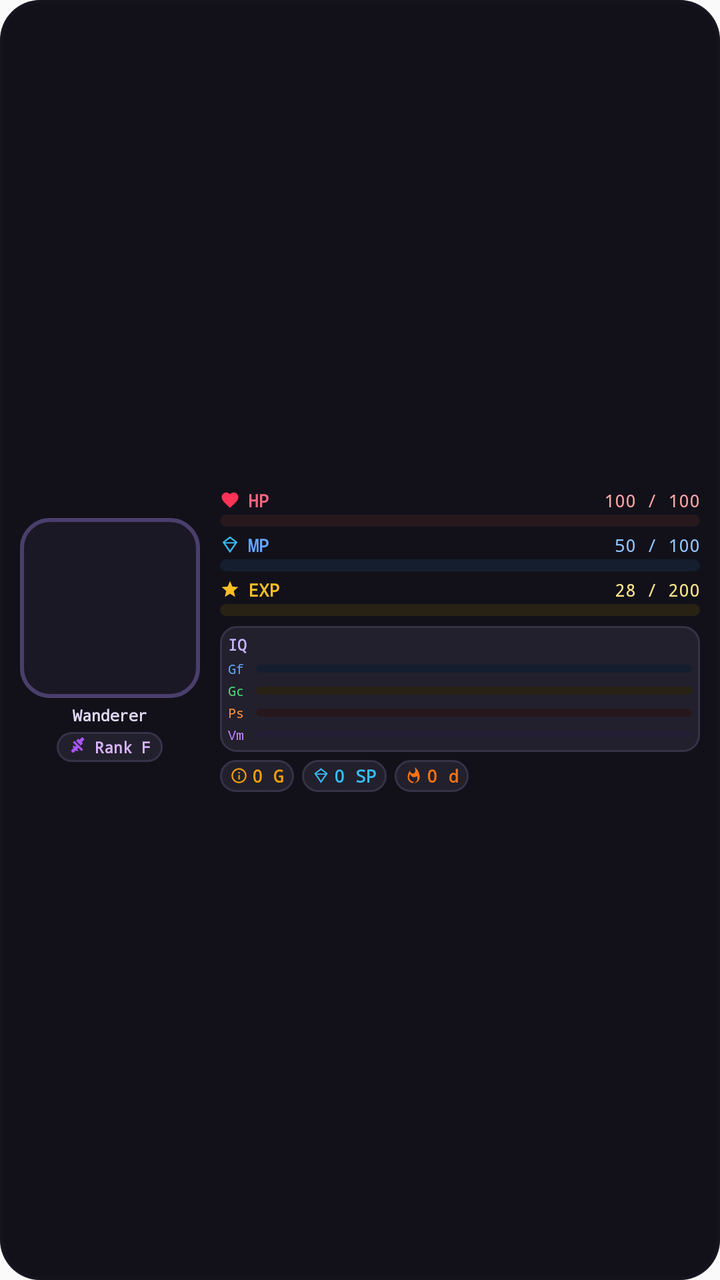
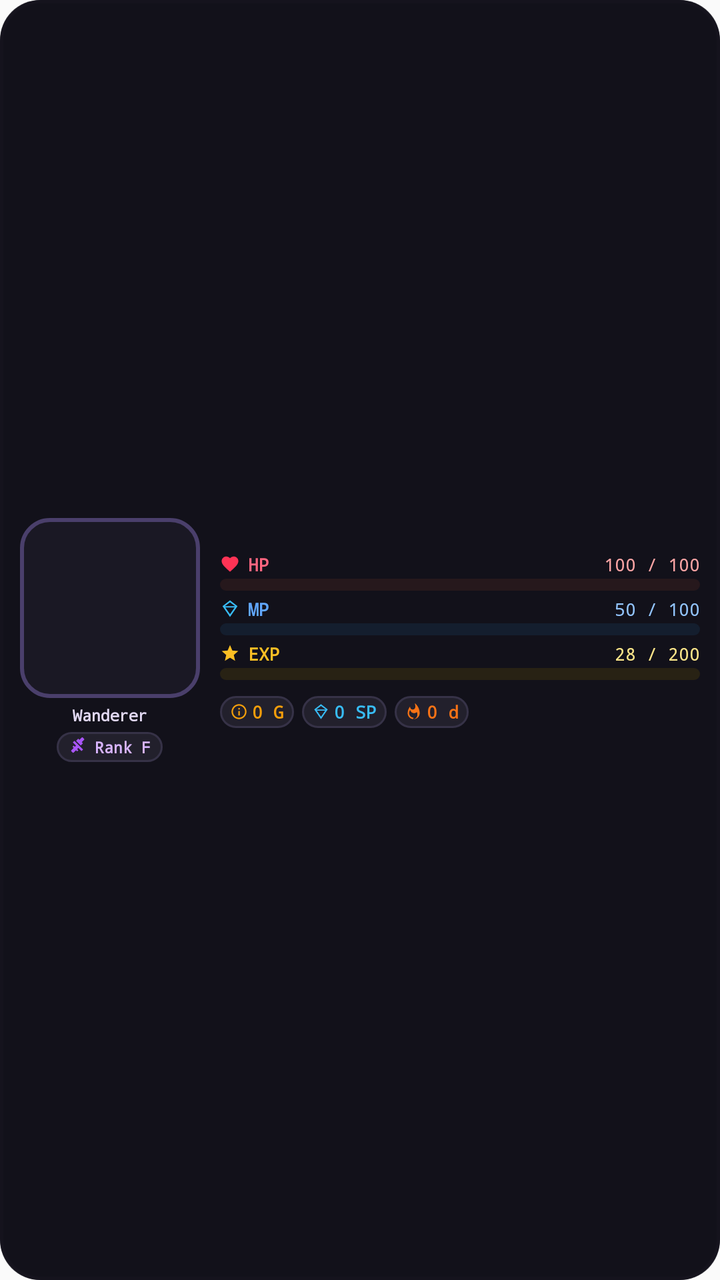

Compare the two renders of this Android layout. The source of the first and the diff that turns it into the second are given below.
<!-- AndroidManifest.xml: application theme AppTheme -->
<!-- res/layout/rpg_stats_widget.xml -->
<?xml version="1.0" encoding="utf-8"?>
<RelativeLayout xmlns:android="http://schemas.android.com/apk/res/android"
    android:id="@+id/widget_root"
    android:layout_width="match_parent"
    android:layout_height="match_parent"
    android:background="@drawable/widget_background"
    android:clipToOutline="true">

    
    <ImageView
        android:id="@+id/widget_background_image"
        android:layout_width="match_parent"
        android:layout_height="match_parent"
        android:scaleType="centerCrop"
        android:contentDescription="Wallpaper" />

    
    <ImageView
        android:layout_width="match_parent"
        android:layout_height="match_parent"
        android:background="#E012111A"
        android:contentDescription="" />

    
    <LinearLayout
        android:layout_width="match_parent"
        android:layout_height="match_parent"
        android:orientation="horizontal"
        android:padding="10dp"
        android:gravity="center_vertical">

        
        <LinearLayout
            android:layout_width="wrap_content"
            android:layout_height="match_parent"
            android:orientation="vertical"
            android:gravity="center"
            android:layout_marginEnd="10dp">

            
            <RelativeLayout
                android:layout_width="90dp"
                android:layout_height="90dp"
                android:background="@drawable/widget_avatar_frame"
                android:padding="2dp">

                
                <ImageView
                    android:id="@+id/widget_avatar_bg"
                    android:layout_width="match_parent"
                    android:layout_height="match_parent"
                    android:scaleType="centerCrop"
                    android:contentDescription="Rank Scene" />

                
                <ImageView
                    android:id="@+id/widget_avatar"
                    android:layout_width="match_parent"
                    android:layout_height="match_parent"
                    android:scaleType="fitCenter"
                    android:contentDescription="Character Sprite" />
            </RelativeLayout>

            
            <TextView
                android:id="@+id/widget_username_label"
                android:layout_width="90dp"
                android:layout_height="wrap_content"
                android:text="Wanderer"
                android:textColor="#E2D9F3"
                android:textSize="8sp"
                android:textStyle="bold"
                android:typeface="monospace"
                android:gravity="center"
                android:singleLine="true"
                android:ellipsize="end"
                android:layout_marginTop="3dp" />

            
            <LinearLayout
                android:layout_width="wrap_content"
                android:layout_height="wrap_content"
                android:orientation="horizontal"
                android:background="@drawable/widget_chip_dark"
                android:paddingHorizontal="6dp"
                android:paddingVertical="2dp"
                android:layout_marginTop="3dp"
                android:gravity="center">

                <ImageView
                    android:layout_width="10dp"
                    android:layout_height="10dp"
                    android:src="@drawable/ic_widget_sword"
                    android:contentDescription="" />

                <TextView
                    android:id="@+id/widget_level_badge"
                    android:layout_width="wrap_content"
                    android:layout_height="wrap_content"
                    android:text="Rank F"
                    android:textColor="#D8B4FE"
                    android:textSize="8sp"
                    android:textStyle="bold"
                    android:typeface="monospace"
                    android:layout_marginStart="3dp" />
            </LinearLayout>
        </LinearLayout>

        
        <LinearLayout
            android:layout_width="0dp"
            android:layout_height="match_parent"
            android:layout_weight="1"
            android:orientation="vertical"
            android:gravity="center_vertical">

            
            <LinearLayout
                android:layout_width="match_parent"
                android:layout_height="wrap_content"
                android:orientation="vertical"
                android:layout_marginBottom="3dp">

                <RelativeLayout
                    android:layout_width="match_parent"
                    android:layout_height="wrap_content">

                    <LinearLayout
                        android:layout_width="wrap_content"
                        android:layout_height="wrap_content"
                        android:orientation="horizontal"
                        android:gravity="center_vertical"
                        android:layout_alignParentStart="true">
                        <ImageView
                            android:layout_width="10dp"
                            android:layout_height="10dp"
                            android:src="@drawable/ic_widget_heart"
                            android:contentDescription="" />
                        <TextView
                            android:layout_width="wrap_content"
                            android:layout_height="wrap_content"
                            android:text="@string/widget_hp"
                            android:textColor="#FF6680"
                            android:textSize="9sp"
                            android:textStyle="bold"
                            android:typeface="monospace"
                            android:layout_marginStart="4dp" />
                    </LinearLayout>

                    <TextView
                        android:id="@+id/widget_hp_label"
                        android:layout_width="wrap_content"
                        android:layout_height="wrap_content"
                        android:layout_alignParentEnd="true"
                        android:text="100 / 100"
                        android:textColor="#FCA5A5"
                        android:textSize="9sp"
                        android:typeface="monospace" />
                </RelativeLayout>

                <ProgressBar
                    android:id="@+id/widget_hp_progress"
                    style="?android:attr/progressBarStyleHorizontal"
                    android:layout_width="match_parent"
                    android:layout_height="6dp"
                    android:layout_marginTop="1dp"
                    android:progressDrawable="@drawable/hp_progress_drawable" />
            </LinearLayout>

            
            <LinearLayout
                android:layout_width="match_parent"
                android:layout_height="wrap_content"
                android:orientation="vertical"
                android:layout_marginBottom="3dp">

                <RelativeLayout
                    android:layout_width="match_parent"
                    android:layout_height="wrap_content">

                    <LinearLayout
                        android:layout_width="wrap_content"
                        android:layout_height="wrap_content"
                        android:orientation="horizontal"
                        android:gravity="center_vertical"
                        android:layout_alignParentStart="true">
                        <ImageView
                            android:layout_width="10dp"
                            android:layout_height="10dp"
                            android:src="@drawable/ic_widget_crystal"
                            android:contentDescription="" />
                        <TextView
                            android:layout_width="wrap_content"
                            android:layout_height="wrap_content"
                            android:text="@string/widget_mp"
                            android:textColor="#60A5FA"
                            android:textSize="9sp"
                            android:textStyle="bold"
                            android:typeface="monospace"
                            android:layout_marginStart="4dp" />
                    </LinearLayout>

                    <TextView
                        android:id="@+id/widget_mp_label"
                        android:layout_width="wrap_content"
                        android:layout_height="wrap_content"
                        android:layout_alignParentEnd="true"
                        android:text="50 / 100"
                        android:textColor="#93C5FD"
                        android:textSize="9sp"
                        android:typeface="monospace" />
                </RelativeLayout>

                <ProgressBar
                    android:id="@+id/widget_mp_progress"
                    style="?android:attr/progressBarStyleHorizontal"
                    android:layout_width="match_parent"
                    android:layout_height="6dp"
                    android:layout_marginTop="1dp"
                    android:progressDrawable="@drawable/mp_progress_drawable" />
            </LinearLayout>

            
            <LinearLayout
                android:layout_width="match_parent"
                android:layout_height="wrap_content"
                android:orientation="vertical"
                android:layout_marginBottom="5dp">

                <RelativeLayout
                    android:layout_width="match_parent"
                    android:layout_height="wrap_content">

                    <LinearLayout
                        android:layout_width="wrap_content"
                        android:layout_height="wrap_content"
                        android:orientation="horizontal"
                        android:gravity="center_vertical"
                        android:layout_alignParentStart="true">
                        <ImageView
                            android:layout_width="10dp"
                            android:layout_height="10dp"
                            android:src="@drawable/ic_widget_star"
                            android:contentDescription="" />
                        <TextView
                            android:layout_width="wrap_content"
                            android:layout_height="wrap_content"
                            android:text="@string/widget_xp"
                            android:textColor="#FBBF24"
                            android:textSize="9sp"
                            android:textStyle="bold"
                            android:typeface="monospace"
                            android:layout_marginStart="4dp" />
                    </LinearLayout>

                    <TextView
                        android:id="@+id/widget_xp_label"
                        android:layout_width="wrap_content"
                        android:layout_height="wrap_content"
                        android:layout_alignParentEnd="true"
                        android:text="28 / 200"
                        android:textColor="#FDE68A"
                        android:textSize="9sp"
                        android:typeface="monospace" />
                </RelativeLayout>

                <ProgressBar
                    android:id="@+id/widget_xp_progress"
                    style="?android:attr/progressBarStyleHorizontal"
                    android:layout_width="match_parent"
                    android:layout_height="6dp"
                    android:layout_marginTop="1dp"
                    android:progressDrawable="@drawable/xp_progress_drawable" />
            </LinearLayout>

            
            <LinearLayout
                android:layout_width="match_parent"
                android:layout_height="wrap_content"
                android:orientation="vertical"
                android:background="@drawable/widget_chip_dark"
                android:padding="4dp"
                android:layout_marginBottom="4dp">

                <TextView
                    android:layout_width="wrap_content"
                    android:layout_height="wrap_content"
                    android:text="@string/widget_iq_label"
                    android:textColor="#C4B5FD"
                    android:textSize="7.5sp"
                    android:textStyle="bold"
                    android:typeface="monospace"
                    android:layout_marginBottom="2dp" />

                
                <LinearLayout
                    android:layout_width="match_parent"
                    android:layout_height="wrap_content"
                    android:orientation="horizontal"
                    android:gravity="center_vertical"
                    android:layout_marginBottom="1.5dp">
                    <TextView
                        android:layout_width="14dp"
                        android:layout_height="wrap_content"
                        android:text="Gf"
                        android:textColor="#60A5FA"
                        android:textSize="6.5sp"
                        android:typeface="monospace" />
                    <ProgressBar
                        android:id="@+id/widget_gf_progress"
                        style="?android:attr/progressBarStyleHorizontal"
                        android:layout_width="0dp"
                        android:layout_height="4dp"
                        android:layout_weight="1"
                        android:progressDrawable="@drawable/mp_progress_drawable" />
                </LinearLayout>

                
                <LinearLayout
                    android:layout_width="match_parent"
                    android:layout_height="wrap_content"
                    android:orientation="horizontal"
                    android:gravity="center_vertical"
                    android:layout_marginBottom="1.5dp">
                    <TextView
                        android:layout_width="14dp"
                        android:layout_height="wrap_content"
                        android:text="Gc"
                        android:textColor="#4ADE80"
                        android:textSize="6.5sp"
                        android:typeface="monospace" />
                    <ProgressBar
                        android:id="@+id/widget_gc_progress"
                        style="?android:attr/progressBarStyleHorizontal"
                        android:layout_width="0dp"
                        android:layout_height="4dp"
                        android:layout_weight="1"
                        android:progressDrawable="@drawable/xp_progress_drawable" />
                </LinearLayout>

                
                <LinearLayout
                    android:layout_width="match_parent"
                    android:layout_height="wrap_content"
                    android:orientation="horizontal"
                    android:gravity="center_vertical"
                    android:layout_marginBottom="1.5dp">
                    <TextView
                        android:layout_width="14dp"
                        android:layout_height="wrap_content"
                        android:text="Ps"
                        android:textColor="#FB923C"
                        android:textSize="6.5sp"
                        android:typeface="monospace" />
                    <ProgressBar
                        android:id="@+id/widget_ps_progress"
                        style="?android:attr/progressBarStyleHorizontal"
                        android:layout_width="0dp"
                        android:layout_height="4dp"
                        android:layout_weight="1"
                        android:progressDrawable="@drawable/hp_progress_drawable" />
                </LinearLayout>

                
                <LinearLayout
                    android:layout_width="match_parent"
                    android:layout_height="wrap_content"
                    android:orientation="horizontal"
                    android:gravity="center_vertical">
                    <TextView
                        android:layout_width="14dp"
                        android:layout_height="wrap_content"
                        android:text="Vm"
                        android:textColor="#C084FC"
                        android:textSize="6.5sp"
                        android:typeface="monospace" />
                    <ProgressBar
                        android:id="@+id/widget_vm_progress"
                        style="?android:attr/progressBarStyleHorizontal"
                        android:layout_width="0dp"
                        android:layout_height="4dp"
                        android:layout_weight="1"
                        android:progressDrawable="@drawable/summary_progress_drawable" />
                </LinearLayout>
            </LinearLayout>

            
            <LinearLayout
                android:layout_width="match_parent"
                android:layout_height="wrap_content"
                android:orientation="horizontal"
                android:gravity="center_vertical">

                
                <LinearLayout
                    android:layout_width="wrap_content"
                    android:layout_height="wrap_content"
                    android:orientation="horizontal"
                    android:background="@drawable/widget_chip_dark"
                    android:paddingHorizontal="5dp"
                    android:paddingVertical="2dp"
                    android:gravity="center"
                    android:layout_marginEnd="4dp">
                    <ImageView
                        android:layout_width="9dp"
                        android:layout_height="9dp"
                        android:src="@drawable/ic_widget_coin"
                        android:contentDescription="" />
                    <TextView
                        android:id="@+id/widget_gold_label"
                        android:layout_width="wrap_content"
                        android:layout_height="wrap_content"
                        android:text="0 G"
                        android:textColor="#F59E0B"
                        android:textSize="8.5sp"
                        android:textStyle="bold"
                        android:typeface="monospace"
                        android:layout_marginStart="2dp" />
                </LinearLayout>

                
                <LinearLayout
                    android:layout_width="wrap_content"
                    android:layout_height="wrap_content"
                    android:orientation="horizontal"
                    android:background="@drawable/widget_chip_dark"
                    android:paddingHorizontal="5dp"
                    android:paddingVertical="2dp"
                    android:gravity="center"
                    android:layout_marginEnd="4dp">
                    <ImageView
                        android:layout_width="9dp"
                        android:layout_height="9dp"
                        android:src="@drawable/ic_widget_crystal"
                        android:contentDescription="" />
                    <TextView
                        android:id="@+id/widget_sp_label"
                        android:layout_width="wrap_content"
                        android:layout_height="wrap_content"
                        android:text="0 SP"
                        android:textColor="#38BDF8"
                        android:textSize="8.5sp"
                        android:textStyle="bold"
                        android:typeface="monospace"
                        android:layout_marginStart="2dp" />
                </LinearLayout>

                
                <LinearLayout
                    android:layout_width="wrap_content"
                    android:layout_height="wrap_content"
                    android:orientation="horizontal"
                    android:background="@drawable/widget_chip_dark"
                    android:paddingHorizontal="5dp"
                    android:paddingVertical="2dp"
                    android:gravity="center">
                    <ImageView
                        android:layout_width="9dp"
                        android:layout_height="9dp"
                        android:src="@drawable/ic_widget_flame"
                        android:contentDescription="" />
                    <TextView
                        android:id="@+id/widget_streak_label"
                        android:layout_width="wrap_content"
                        android:layout_height="wrap_content"
                        android:text="0 d"
                        android:textColor="#F97316"
                        android:textSize="8.5sp"
                        android:textStyle="bold"
                        android:typeface="monospace"
                        android:layout_marginStart="2dp" />
                </LinearLayout>
            </LinearLayout>
        </LinearLayout>
    </LinearLayout>
</RelativeLayout>
<!-- resources referenced by this layout -->
<resources>
  <!-- drawable ic_widget_coin (drawable) -->
  <vector xmlns:android="http://schemas.android.com/apk/res/android"
      android:width="14dp"
      android:height="14dp"
      android:viewportWidth="24"
      android:viewportHeight="24">
      <path
          android:fillColor="#F59E0B"
          android:pathData="M12,2C6.48,2 2,6.48 2,12s4.48,10 10,10 10,-4.48 10,-10S17.52,2 12,2z M12,20c-4.41,0 -8,-3.59 -8,-8s3.59,-8 8,-8 8,3.59 8,8 -3.59,8 -8,8z M13,7h-2v2h2V7z M13,11h-2v6h2v-6z"/>
  </vector>
  <!-- drawable ic_widget_crystal (drawable) -->
  <vector xmlns:android="http://schemas.android.com/apk/res/android"
      android:width="16dp"
      android:height="16dp"
      android:viewportWidth="24"
      android:viewportHeight="24">
      <path
          android:fillColor="#38BDF8"
          android:pathData="M12,2L3,9l9,13 9,-13L12,2z M12,4.4L18.2,9H5.8L12,4.4z M6.4,10.6h11.2L12,18.7 6.4,10.6z"/>
  </vector>
  <!-- drawable ic_widget_heart (drawable) -->
  <vector xmlns:android="http://schemas.android.com/apk/res/android"
      android:width="16dp"
      android:height="16dp"
      android:viewportWidth="24"
      android:viewportHeight="24">
      <path
          android:fillColor="#FF3355"
          android:pathData="M12,21.35l-1.45,-1.32C5.4,15.36 2,12.28 2,8.5 2,5.42 4.42,3 7.5,3c1.74,0 3.41,0.81 4.5,2.09C13.09,3.81 14.76,3 16.5,3 19.58,3 22,5.42 22,8.5c0,3.78 -3.4,6.86 -8.55,11.54L12,21.35z"/>
  </vector>
  <!-- drawable ic_widget_star (drawable) -->
  <vector xmlns:android="http://schemas.android.com/apk/res/android"
      android:width="16dp"
      android:height="16dp"
      android:viewportWidth="24"
      android:viewportHeight="24">
      <path
          android:fillColor="#FBBF24"
          android:pathData="M12,17.27L18.18,21l-1.64,-7.03L22,9.24l-7.19,-0.61L12,2 9.19,8.63 2,9.24l5.46,4.73L5.82,21z"/>
  </vector>
  <!-- drawable summary_progress_drawable (drawable) -->
  <?xml version="1.0" encoding="utf-8"?>
  <layer-list xmlns:android="http://schemas.android.com/apk/res/android">
      <item android:id="@android:id/background">
          <shape>
              <solid android:color="#241E34" />
              <corners android:radius="6dp" />
          </shape>
      </item>
      <item android:id="@android:id/progress">
          <clip>
              <shape>
                  <gradient
                      android:startColor="#8B5CF6"
                      android:endColor="#06B6D4"
                      android:angle="0" />
                  <corners android:radius="6dp" />
              </shape>
          </clip>
      </item>
  </layer-list>
  <!-- drawable widget_avatar_frame (drawable) -->
  <?xml version="1.0" encoding="utf-8"?>
  <shape xmlns:android="http://schemas.android.com/apk/res/android"
      android:shape="rectangle">
      <solid android:color="#1A1824" />
      <corners android:radius="14dp" />
      <stroke
          android:width="2dp"
          android:color="#4A3F6B" />
  </shape>
  <!-- drawable widget_background (drawable) -->
  <?xml version="1.0" encoding="utf-8"?>
  <shape xmlns:android="http://schemas.android.com/apk/res/android"
      android:shape="rectangle">
      <solid android:color="#16151E" />
      <corners android:radius="20dp" />
      <stroke
          android:width="1.5dp"
          android:color="#2E2C3D" />
  </shape>
  <!-- drawable widget_chip_dark (drawable) -->
  <?xml version="1.0" encoding="utf-8"?>
  <shape xmlns:android="http://schemas.android.com/apk/res/android"
      android:shape="rectangle">
      <solid android:color="#22202C" />
      <corners android:radius="8dp" />
      <stroke
          android:width="1dp"
          android:color="#363247" />
  </shape>
  <string name="widget_hp">HP</string>
  <string name="widget_iq_label">IQ</string>
  <string name="widget_mp">MP</string>
  <string name="widget_xp">EXP</string>
  <style name="AppTheme" parent="Theme.AppCompat.Light.DarkActionBar">
          
          <item name="colorPrimary">@color/colorPrimary</item>
          <item name="colorPrimaryDark">@color/colorPrimaryDark</item>
          <item name="colorAccent">@color/colorAccent</item>
      </style>
  <!-- unchanged entries left out for length: 5 -->
</resources>

<!-- the commit's change to res/layout/rpg_stats_widget.xml (unified diff, before → after) -->
@@ -225,7 +225,7 @@
                 android:layout_width="match_parent"
                 android:layout_height="wrap_content"
                 android:orientation="vertical"
-                android:layout_marginBottom="5dp">
+                android:layout_marginBottom="8dp">
 
                 <RelativeLayout
                     android:layout_width="match_parent"
@@ -277,117 +277,6 @@
             <LinearLayout
                 android:layout_width="match_parent"
                 android:layout_height="wrap_content"
-                android:orientation="vertical"
-                android:background="@drawable/widget_chip_dark"
-                android:padding="4dp"
-                android:layout_marginBottom="4dp">
-
-                <TextView
-                    android:layout_width="wrap_content"
-                    android:layout_height="wrap_content"
-                    android:text="@string/widget_iq_label"
-                    android:textColor="#C4B5FD"
-                    android:textSize="7.5sp"
-                    android:textStyle="bold"
-                    android:typeface="monospace"
-                    android:layout_marginBottom="2dp" />
-
-                
-                <LinearLayout
-                    android:layout_width="match_parent"
-                    android:layout_height="wrap_content"
-                    android:orientation="horizontal"
-                    android:gravity="center_vertical"
-                    android:layout_marginBottom="1.5dp">
-                    <TextView
-                        android:layout_width="14dp"
-                        android:layout_height="wrap_content"
-                        android:text="Gf"
-                        android:textColor="#60A5FA"
-                        android:textSize="6.5sp"
-                        android:typeface="monospace" />
-                    <ProgressBar
-                        android:id="@+id/widget_gf_progress"
-                        style="?android:attr/progressBarStyleHorizontal"
-                        android:layout_width="0dp"
-                        android:layout_height="4dp"
-                        android:layout_weight="1"
-                        android:progressDrawable="@drawable/mp_progress_drawable" />
-                </LinearLayout>
-
-                
-                <LinearLayout
-                    android:layout_width="match_parent"
-                    android:layout_height="wrap_content"
-                    android:orientation="horizontal"
-                    android:gravity="center_vertical"
-                    android:layout_marginBottom="1.5dp">
-                    <TextView
-                        android:layout_width="14dp"
-                        android:layout_height="wrap_content"
-                        android:text="Gc"
-                        android:textColor="#4ADE80"
-                        android:textSize="6.5sp"
-                        android:typeface="monospace" />
-                    <ProgressBar
-                        android:id="@+id/widget_gc_progress"
-                        style="?android:attr/progressBarStyleHorizontal"
-                        android:layout_width="0dp"
-                        android:layout_height="4dp"
-                        android:layout_weight="1"
-                        android:progressDrawable="@drawable/xp_progress_drawable" />
-                </LinearLayout>
-
-                
-                <LinearLayout
-                    android:layout_width="match_parent"
-                    android:layout_height="wrap_content"
-                    android:orientation="horizontal"
-                    android:gravity="center_vertical"
-                    android:layout_marginBottom="1.5dp">
-                    <TextView
-                        android:layout_width="14dp"
-                        android:layout_height="wrap_content"
-                        android:text="Ps"
-                        android:textColor="#FB923C"
-                        android:textSize="6.5sp"
-                        android:typeface="monospace" />
-                    <ProgressBar
-                        android:id="@+id/widget_ps_progress"
-                        style="?android:attr/progressBarStyleHorizontal"
-                        android:layout_width="0dp"
-                        android:layout_height="4dp"
-                        android:layout_weight="1"
-                        android:progressDrawable="@drawable/hp_progress_drawable" />
-                </LinearLayout>
-
-                
-                <LinearLayout
-                    android:layout_width="match_parent"
-                    android:layout_height="wrap_content"
-                    android:orientation="horizontal"
-                    android:gravity="center_vertical">
-                    <TextView
-                        android:layout_width="14dp"
-                        android:layout_height="wrap_content"
-                        android:text="Vm"
-                        android:textColor="#C084FC"
-                        android:textSize="6.5sp"
-                        android:typeface="monospace" />
-                    <ProgressBar
-                        android:id="@+id/widget_vm_progress"
-                        style="?android:attr/progressBarStyleHorizontal"
-                        android:layout_width="0dp"
-                        android:layout_height="4dp"
-                        android:layout_weight="1"
-                        android:progressDrawable="@drawable/summary_progress_drawable" />
-                </LinearLayout>
-            </LinearLayout>
-
-            
-            <LinearLayout
-                android:layout_width="match_parent"
-                android:layout_height="wrap_content"
                 android:orientation="horizontal"
                 android:gravity="center_vertical">
 
<!-- resource entries referenced after the edit -->
@@ -40,27 +40,6 @@
           android:fillColor="#FBBF24"
           android:pathData="M12,17.27L18.18,21l-1.64,-7.03L22,9.24l-7.19,-0.61L12,2 9.19,8.63 2,9.24l5.46,4.73L5.82,21z"/>
   </vector>
-  <!-- drawable summary_progress_drawable (drawable) -->
-  <?xml version="1.0" encoding="utf-8"?>
-  <layer-list xmlns:android="http://schemas.android.com/apk/res/android">
-      <item android:id="@android:id/background">
-          <shape>
-              <solid android:color="#241E34" />
-              <corners android:radius="6dp" />
-          </shape>
-      </item>
-      <item android:id="@android:id/progress">
-          <clip>
-              <shape>
-                  <gradient
-                      android:startColor="#8B5CF6"
-                      android:endColor="#06B6D4"
-                      android:angle="0" />
-                  <corners android:radius="6dp" />
-              </shape>
-          </clip>
-      </item>
-  </layer-list>
   <!-- drawable widget_avatar_frame (drawable) -->
   <?xml version="1.0" encoding="utf-8"?>
   <shape xmlns:android="http://schemas.android.com/apk/res/android"
@@ -92,7 +71,6 @@
           android:color="#363247" />
   </shape>
   <string name="widget_hp">HP</string>
-  <string name="widget_iq_label">IQ</string>
   <string name="widget_mp">MP</string>
   <string name="widget_xp">EXP</string>
   <style name="AppTheme" parent="Theme.AppCompat.Light.DarkActionBar">
